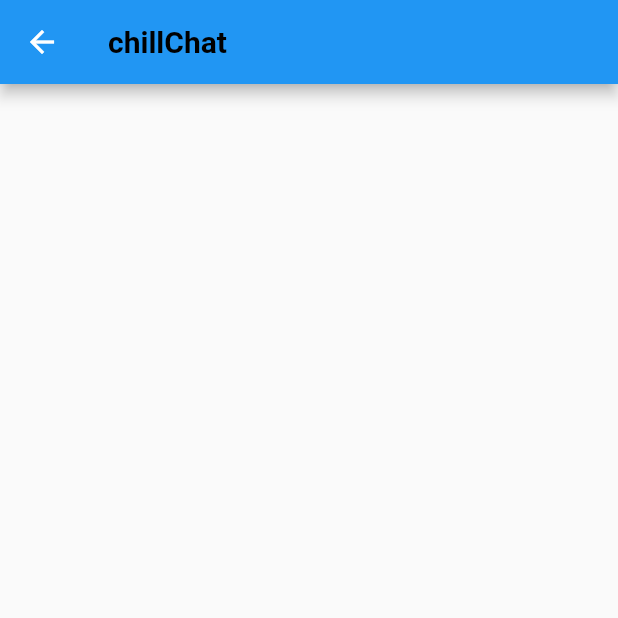
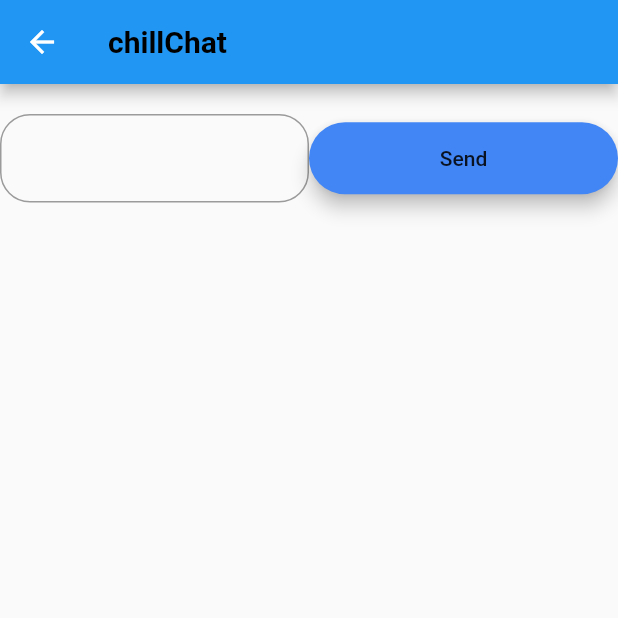
Before and after one commit to avireusdev11/ChillChatApp, a Flutter app: the chatScreen screen opened by its route, on a phone screen of 412 x 824 dp, the top half of it. Run offline on Flutter 3.47's test engine with Material 2 defaults, Android fonts, the phone set to English and light mode, and no system bars; our stand-ins replace cloud_firestore, firebase_auth, firebase_core, modal_progress_hud; accounts and stored records are empty.

Commit message:
changes to chat screen to show message

```diff
--- a/lib/chatScreen.dart
+++ b/lib/chatScreen.dart
@@ -1,4 +1,10 @@
+import 'package:firebase_auth/firebase_auth.dart';
 import 'package:flutter/material.dart';
+import 'package:cloud_firestore/cloud_firestore.dart';
+import 'buttonn.dart';
+
+final _firestore = Firestore.instance;
+FirebaseUser loggedInUser;
 
 class chatScreen extends StatefulWidget {
   @override
@@ -6,6 +12,39 @@ class chatScreen extends StatefulWidget {
 }
 
 class _chatScreenState extends State<chatScreen> {
+  final _auth = FirebaseAuth.instance;
+  String message;
+  String mail;
+  @override
+  void initState() {
+    super.initState();
+
+    getCurrentUser();
+  }
+
+  void getCurrentUser() async {
+    try {
+      final user = await _auth.currentUser;
+      if (user != null) {
+        mail = user.email;
+      }
+    } catch (e) {
+      print(e);
+    }
+  }
+
+  void getMessages() async {
+    final messages = await _firestore.collection('messages').getDocuments();
+  }
+
+  void messagesStream() async {
+    await for (var snapshot in _firestore.collection('messages').snapshots()) {
+      for (var messages in snapshot.documents) {
+        print(messages.data);
+      }
+    }
+  }
+
   @override
   Widget build(BuildContext context) {
     return Scaffold(
@@ -16,6 +55,89 @@ class _chatScreenState extends State<chatScreen> {
               color: Colors.black, fontWeight: FontWeight.bold, fontSize: 20.0),
         ),
       ),
+      body: SafeArea(
+        child: Column(
+          children: [
+            StreamBuilder<QuerySnapshot>(
+              stream: _firestore.collection('messages').snapshots(),
+              // ignore: missing_return
+              builder: (BuildContext context, snapshot) {
+                if (snapshot.hasData) {
+                  final messages = snapshot.data.documents;
+                  List<Text> messageWidgets = [];
+                  for (var mess in messages) {
+                    final messageText = mess.get('text');
+                    final messageSender = mess.get('sender');
+                    final messageWidget = Text('$messageText from $messageSender');
+                    messageWidgets.add(messageWidget);
+                  }
+                  return Column(
+                    children: messageWidgets,
+                  );
+                }
+              },
+              /*builder: (context,snapshot){
+                if(snapshot.hasData)
+                  {
+                    final messages=snapshot.data.documents;
+                    List<Widget> messageWidgets=[];
+                    for(var message in messages){
+                      final messageText=message.data['text'];
+                      final messageSender=message.data['sender'];
+                      final messageWidget=Text('$message from $messageSender');
+                      messageWidgets.add(messageWidget);
+                    }
+                    return Column(
+                      children: [
+                        messageWidgets,
+                      ],
+                    );
+                  }
+              },*/
+            ),
+            SizedBox(
+              height: 20,
+            ),
+            Container(
+              child: Row(
+                children: [
+                  Expanded(
+                    child: Container(
+                      child: TextField(
+                        decoration: InputDecoration(
+                          border: OutlineInputBorder(
+                            borderRadius: BorderRadius.all(Radius.circular(20)),
+                          ),
+                        ),
+                        onChanged: (value) {
+                          message = value;
+                        },
+                      ),
+                    ),
+                  ),
+                  Expanded(
+                    child: Container(
+                      child: button(
+                        chilld: Text('Send'),
+                        colour: Color(0xff4285F4),
+                        onpress: () {
+                          _firestore.collection('messages').add({
+                            'text': message,
+                            'sender': mail,
+                          });
+                        },
+                      ),
+                    ),
+                  ),
+                  /*Container(
+                  child:
+                ),*/
+                ],
+              ),
+            ),
+          ],
+        ),
+      ),
     );
   }
 }
```
